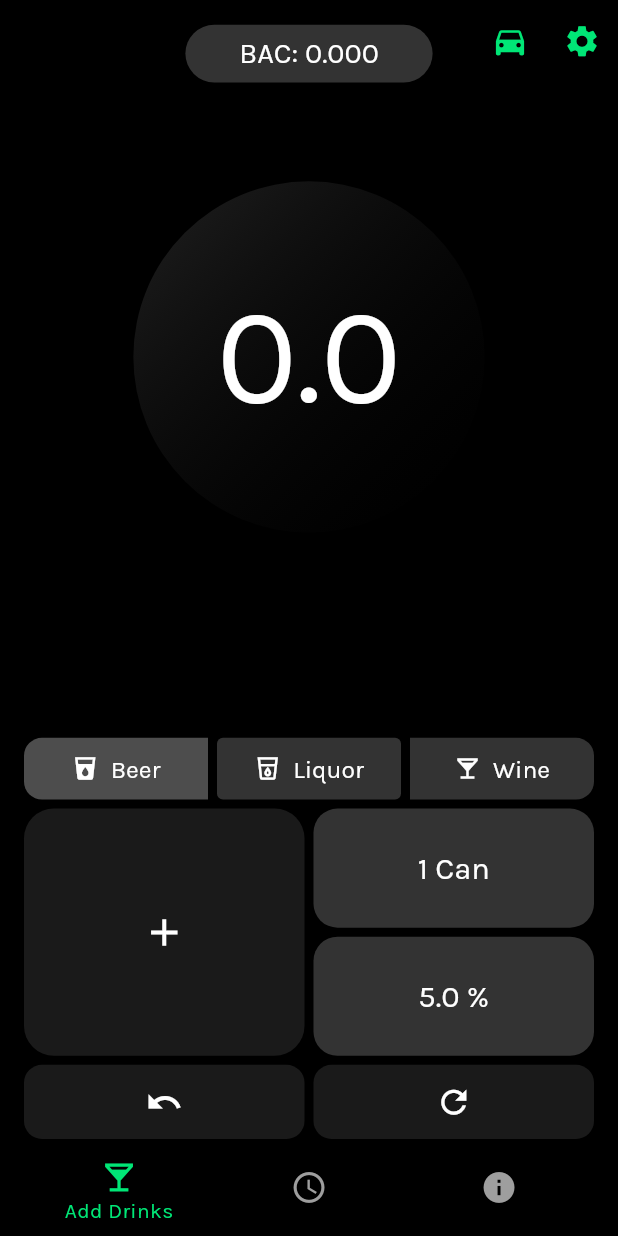
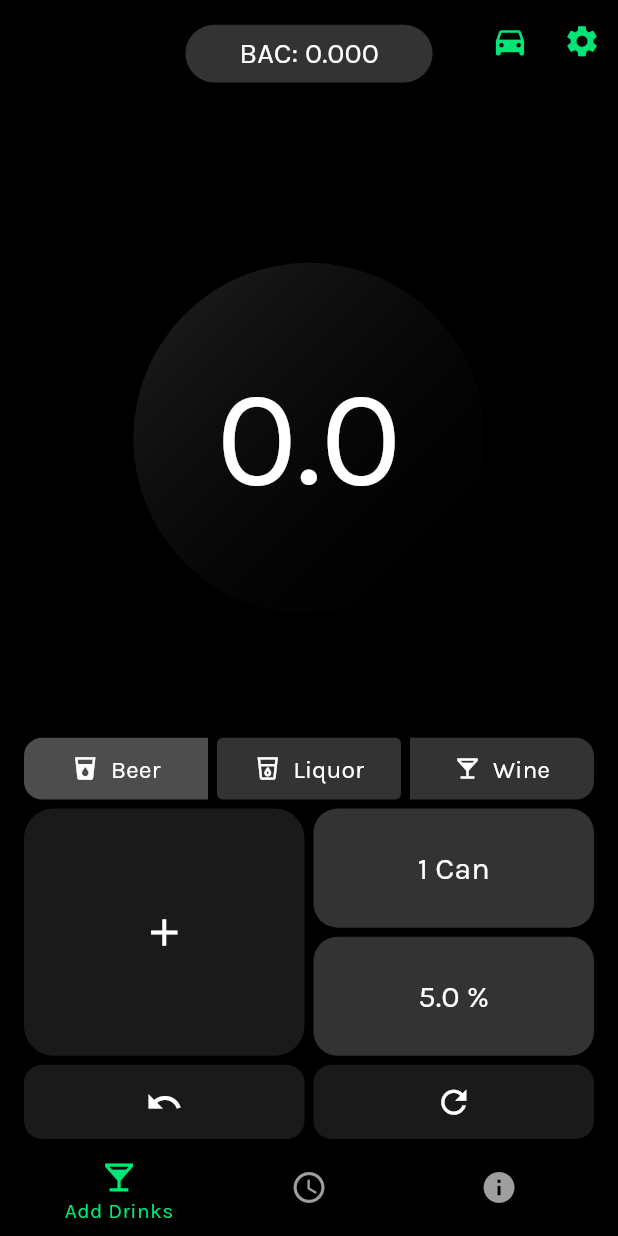
Before and after one commit to rahulg221/party_pal_, a Flutter app: the screen it shows after launch, on a phone screen of 412 x 824 dp. Run offline on Flutter 3.47's test engine with Material 2 defaults, Android fonts, the phone set to English and light mode, and no system bars; our stand-ins replace animated_splash_screen, flutter_riverpod, shared_preferences; missing offline and left inert: activity_ring.

Commit message:
Add files via upload

```diff
--- a/lib/homepage.dart
+++ b/lib/homepage.dart
@@ -847,14 +847,16 @@ class _MyHomePageState extends ConsumerState<MyHomePage> {
             child: Column(
               mainAxisSize: MainAxisSize.min,
               children: <Widget>[
-                SizedBox(height: height * 0.08),
+                //SizedBox(height: height * 0.08),
+                Expanded(child: SizedBox(height: height * 0.1)),
                 _countDisplay(
                     count,
                     color,
                     findRatio(recLevel, bac, legalLimit, tolerance),
                     width,
                     height),
-                Expanded(child: SizedBox(height: height * 0.1)),
+                //Expanded(child: SizedBox(height: height * 0.1)),
+                SizedBox(height: height * 0.1),
                 _drinkSelector(height),
                 SizedBox(height: 6),
                 _inputPanel(width, height, weight, abv, oz, bac, recLevel,
```
